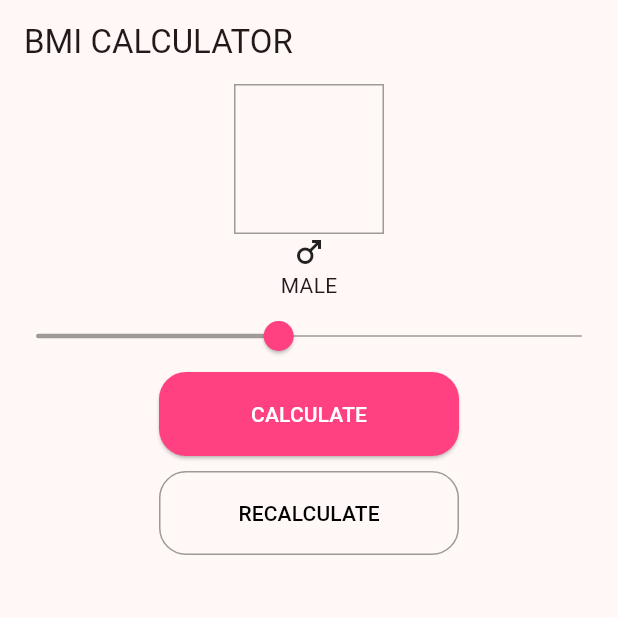
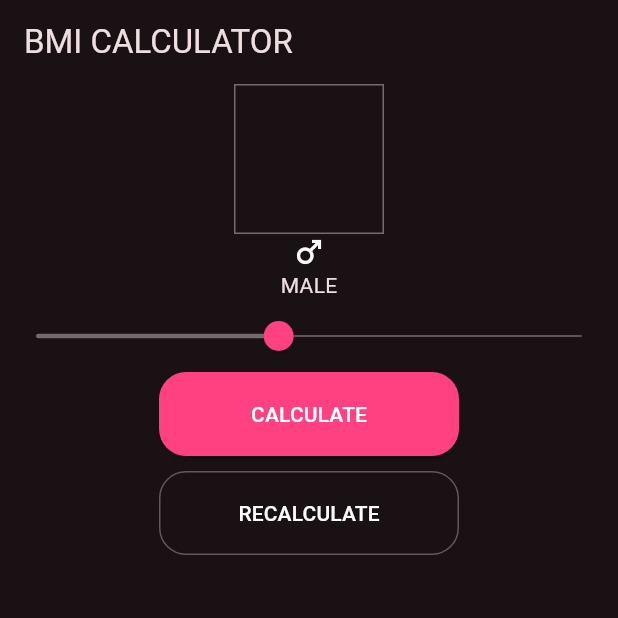
Before and after one commit to hippieperm/flutter_bmi_app, a Flutter app: the screen it shows after launch, on a phone screen of 412 x 824 dp, the top half of it. Run offline on Flutter 3.47's test engine with Material 3 defaults, Android fonts, the phone set to English and light mode, and no system bars.

Commit message:
테마 모드 변경: 다크 테마 활성화 및 ElevatedButton과 OutlinedButton의 배경색, 전경색, 테두리 속성 수정

```diff
--- a/lib/main.dart
+++ b/lib/main.dart
@@ -12,8 +12,8 @@ class MyApp extends StatelessWidget {
   @override
   Widget build(BuildContext context) {
     return MaterialApp(
-      themeMode: ThemeMode.light,
-      // themeMode: ThemeMode.dark,
+      // themeMode: ThemeMode.light,
+      themeMode: ThemeMode.dark,
       theme: ThemeData(
         colorScheme: ColorScheme.fromSeed(
           seedColor: Colors.pinkAccent,
@@ -67,8 +67,12 @@ class MyApp extends StatelessWidget {
         elevatedButtonTheme: ElevatedButtonThemeData(
           style: ButtonStyle(
             shape: WidgetStatePropertyAll(
-              RoundedRectangleBorder(borderRadius: BorderRadius.circular(18)),
+              RoundedRectangleBorder(
+                borderRadius: BorderRadius.circular(18),
+              ),
             ),
+            backgroundColor: WidgetStatePropertyAll(Colors.pinkAccent),
+            foregroundColor: WidgetStatePropertyAll(Colors.white),
           ),
         ),
         outlinedButtonTheme: OutlinedButtonThemeData(
@@ -76,6 +80,12 @@ class MyApp extends StatelessWidget {
             shape: WidgetStatePropertyAll(
               RoundedRectangleBorder(borderRadius: BorderRadius.circular(18)),
             ),
+            side: WidgetStatePropertyAll(
+              BorderSide(
+                color: Colors.white30,
+              ),
+            ),
+            foregroundColor: WidgetStatePropertyAll(Colors.white),
           ),
         ),
       ),
```
